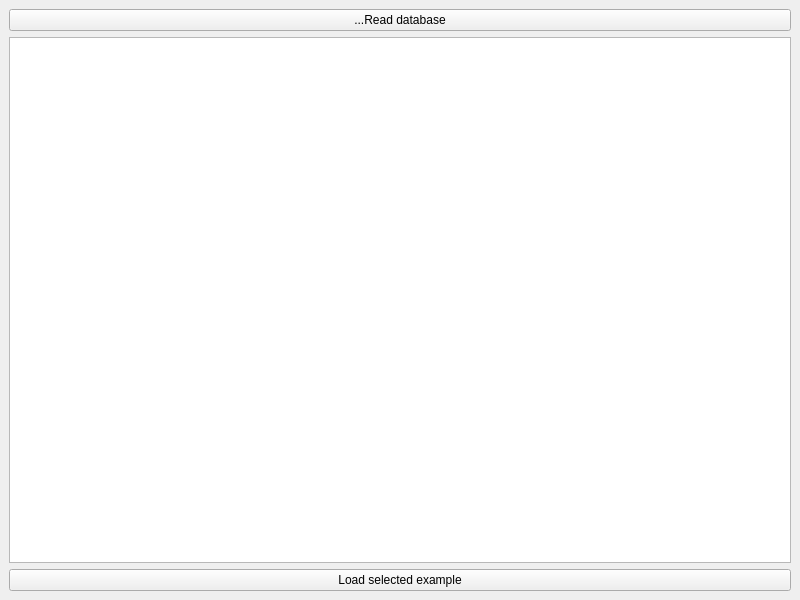
Before: the Qt Designer form ants3bundle/src/ants3/gui/aconfigexamplebrowser.ui in andrmor/ANTS3bundle, drawn with Qt 5.
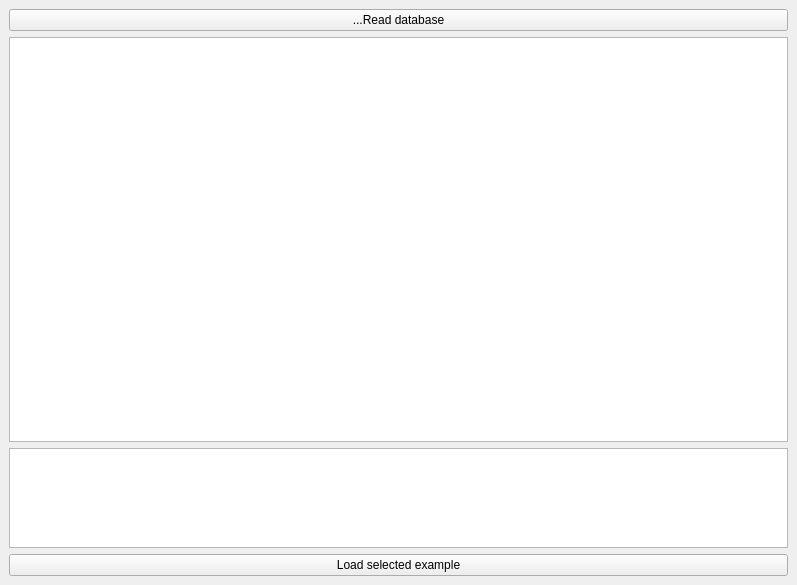
After: the same form once the commit is applied.

Diff of the .ui file:
```diff
--- a/ants3bundle/src/ants3/gui/aconfigexamplebrowser.ui
+++ b/ants3bundle/src/ants3/gui/aconfigexamplebrowser.ui
@@ -6,8 +6,8 @@
    <rect>
     <x>0</x>
     <y>0</y>
-    <width>800</width>
-    <height>600</height>
+    <width>797</width>
+    <height>585</height>
    </rect>
   </property>
   <property name="windowTitle">
@@ -34,6 +34,16 @@
       </column>
      </widget>
     </item>
+    <item>
+     <widget class="QPlainTextEdit" name="pteDescription">
+      <property name="maximumSize">
+       <size>
+        <width>16777215</width>
+        <height>100</height>
+       </size>
+      </property>
+     </widget>
+    </item>
     <item>
      <widget class="QPushButton" name="pbLoadExample">
       <property name="text">
```
Left out of the diff: 2 changed lines with no effect on the pictures.
